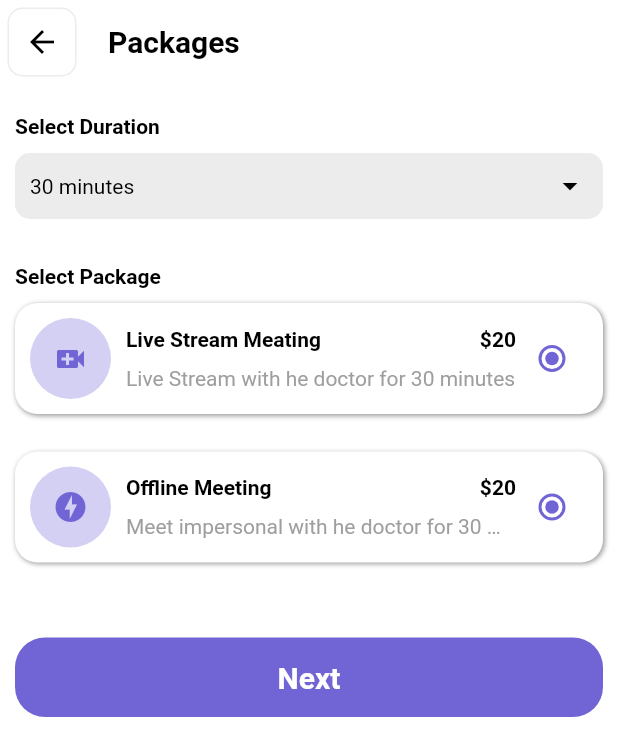
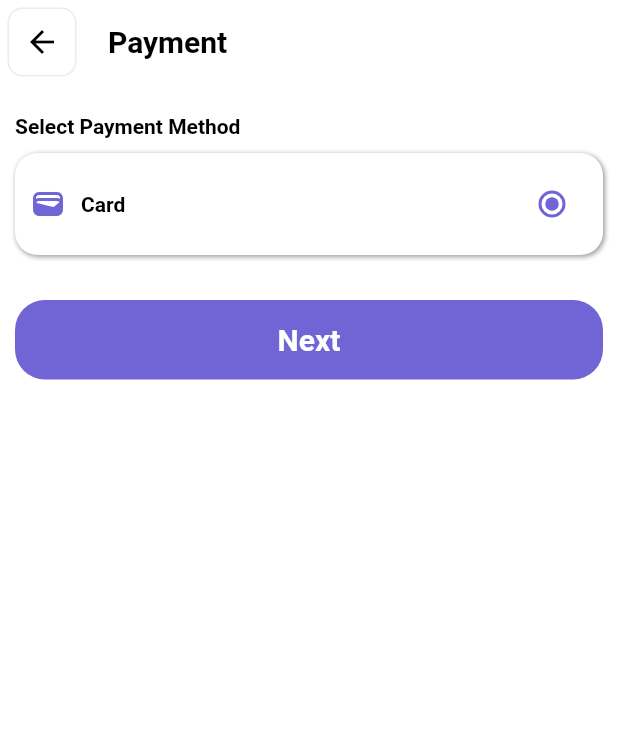
Before and after one commit to Peterkimliz/digimhealth, a Flutter app: the Packages screen opened directly, after a tap on "Next", on a phone screen of 412 x 824 dp. Shown: the top 756 px of the screen. Run offline on Flutter 3.47's test engine with Material 2 defaults, Android fonts, the phone set to English and light mode, and no system bars; our stand-ins replace calendar_date_picker2, flutter_datetime_picker, flutter_rating_bar, get, image_picker, readmore.

Commit message:
created payment_page

```diff
--- a/lib/screens/appointments/packages_page.dart
+++ b/lib/screens/appointments/packages_page.dart
@@ -1,3 +1,4 @@
+import 'package:digimhealth/screens/appointments/payment_page.dart';
 import 'package:digimhealth/widgets/back_button.dart';
 import 'package:digimhealth/widgets/major_title.dart';
 import 'package:digimhealth/widgets/minor_title.dart';
@@ -155,7 +156,7 @@ class Packages extends StatelessWidget {
            SizedBox(height: 50,),
             customButton(
                 callback: () {
-                  // Get.to(() => Packages());
+                  Get.to(() => PaymentPage());
                 },
                 title: "Next"),
 
--- /dev/null
+++ b/lib/screens/appointments/payment_page.dart
@@ -0,0 +1,64 @@
+import 'package:digimhealth/widgets/back_button.dart';
+import 'package:digimhealth/widgets/major_title.dart';
+import 'package:flutter/material.dart';
+
+import '../../utils/styles.dart';
+import '../../widgets/custom_button.dart';
+import '../../widgets/minor_title.dart';
+
+class PaymentPage extends StatelessWidget {
+  const PaymentPage({Key? key}) : super(key: key);
+
+  @override
+  Widget build(BuildContext context) {
+    return Scaffold(
+      appBar: AppBar(
+        leading: backButton(icon: Icons.arrow_back),
+        title: MajorTitle(title: "Payment", color: Colors.black),
+      ),
+      body: Padding(
+        padding: const EdgeInsets.symmetric(horizontal: 10.0),
+        child: Column(
+          crossAxisAlignment: CrossAxisAlignment.start,
+          children: [
+            SizedBox(height: 20),
+            MajorTitle(title: "Select Payment Method", color: Colors.black),
+            SizedBox(height: 10),
+            Container(
+              padding: EdgeInsets.all(10),
+              width: double.infinity,
+              decoration: BoxDecoration(
+                  color: Colors.white,
+                  borderRadius: BorderRadius.circular(15),
+                  boxShadow: [
+                    BoxShadow(offset: Offset(1, 1), blurRadius: 2, color: Colors.grey)
+                  ]
+              ),
+              child: Row(
+                children: [
+                  Icon(
+                    Icons.wallet,
+                    color: Styles.mainColor,
+                  ),
+                  SizedBox(
+                    width: 10,
+                  ),
+                  MajorTitle(title: "Card", color: Colors.black),
+                  Spacer(),
+                  Radio(
+                    value: false,
+                    groupValue: false,
+                    onChanged: (value) {},
+                    fillColor:MaterialStateProperty.all(Styles.mainColor),
+                  )
+                ],
+              ),
+            ),
+            SizedBox(height: 30),
+            customButton(callback: () {}, title: "Next"),
+          ],
+        ),
+      ),
+    );
+  }
+}
```
